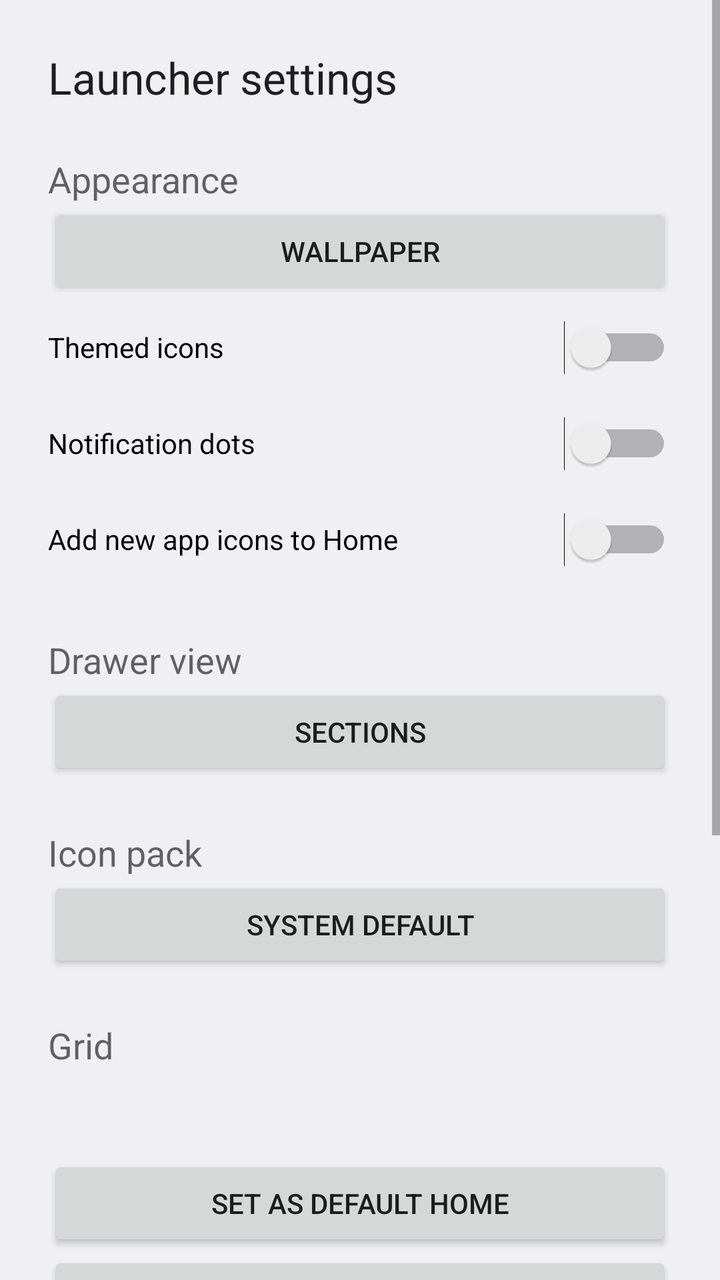
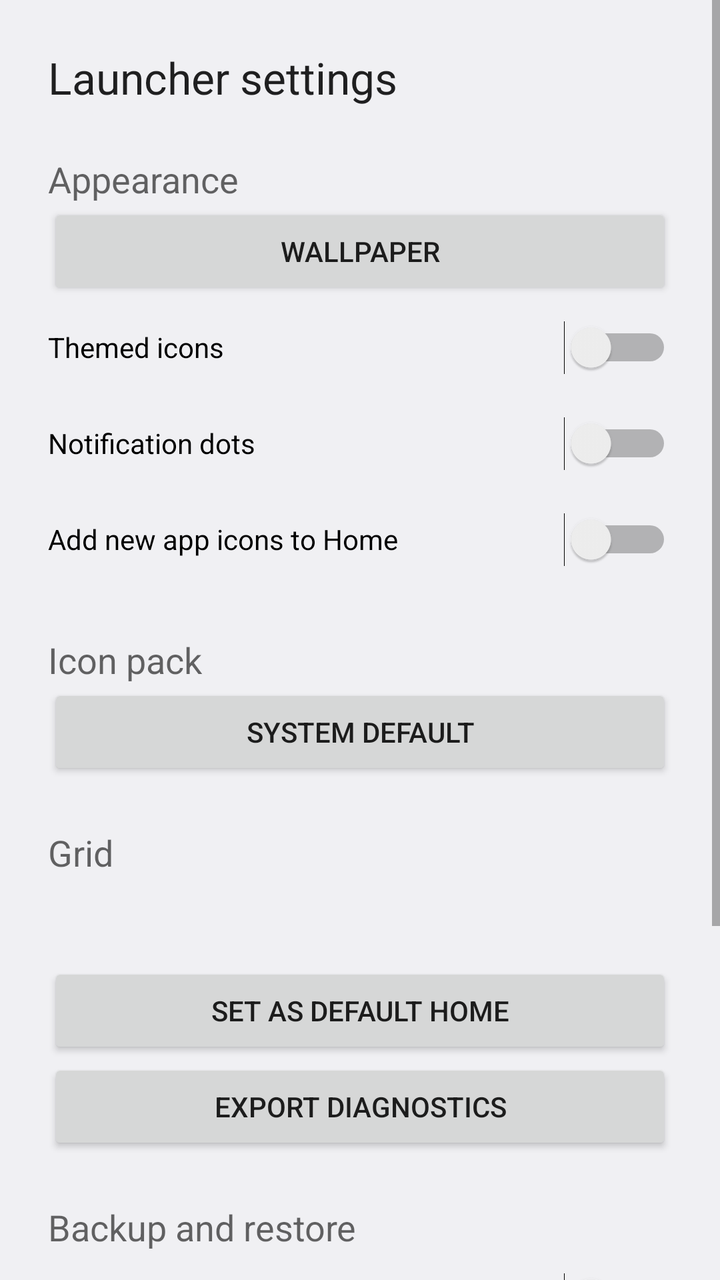

The first picture is an Android layout as it rendered before a commit; the second is the same layout after the commit. The layout source and the unified diff follow.
<!-- AndroidManifest.xml: activity theme Theme.Cenix.Settings -->
<!-- res/layout/activity_launcher_settings.xml -->
<?xml version="1.0" encoding="utf-8"?>
<ScrollView xmlns:android="http://schemas.android.com/apk/res/android"
    android:layout_width="match_parent"
    android:layout_height="match_parent"
    android:fillViewport="true">

    <LinearLayout
        android:layout_width="match_parent"
        android:layout_height="wrap_content"
        android:orientation="vertical"
        android:padding="24dp">

        <TextView
            android:id="@+id/settingsTitle"
            android:layout_width="match_parent"
            android:layout_height="wrap_content"
            android:accessibilityHeading="true"
            android:text="@string/launcher_settings"
            android:textAppearance="?android:attr/textAppearanceLarge" />

        <TextView
            android:layout_width="match_parent"
            android:layout_height="wrap_content"
            android:layout_marginTop="24dp"
            android:accessibilityHeading="true"
            android:text="@string/appearance"
            android:textAppearance="?android:attr/textAppearanceMedium" />

        <Button
            android:id="@+id/wallpaper"
            android:layout_width="match_parent"
            android:layout_height="48dp"
            android:text="@string/wallpaper" />

        <Switch
            android:id="@+id/themedIcons"
            android:layout_width="match_parent"
            android:layout_height="48dp"
            android:text="@string/themed_icons" />

        <Switch
            android:id="@+id/notificationDots"
            android:layout_width="match_parent"
            android:layout_height="48dp"
            android:text="@string/notification_dots" />

        <Switch
            android:id="@+id/autoAddApps"
            android:layout_width="match_parent"
            android:layout_height="48dp"
            android:text="@string/auto_add_apps" />

        <TextView
            android:layout_width="match_parent"
            android:layout_height="wrap_content"
            android:layout_marginTop="24dp"
            android:accessibilityHeading="true"
            android:text="@string/drawer_mode"
            android:textAppearance="?android:attr/textAppearanceMedium" />

        <Button
            android:id="@+id/drawerModeToggle"
            android:layout_width="match_parent"
            android:layout_height="48dp"
            android:text="@string/drawer_sections" />

        <TextView
            android:layout_width="match_parent"
            android:layout_height="wrap_content"
            android:layout_marginTop="24dp"
            android:accessibilityHeading="true"
            android:text="@string/icon_pack"
            android:textAppearance="?android:attr/textAppearanceMedium" />

        <Button
            android:id="@+id/iconPack"
            android:layout_width="match_parent"
            android:layout_height="48dp"
            android:text="@string/icon_pack_system" />

        <TextView
            android:layout_width="match_parent"
            android:layout_height="wrap_content"
            android:layout_marginTop="24dp"
            android:accessibilityHeading="true"
            android:text="@string/grid"
            android:textAppearance="?android:attr/textAppearanceMedium" />

        <RadioGroup
            android:id="@+id/gridOptions"
            android:layout_width="match_parent"
            android:layout_height="wrap_content"
            android:orientation="vertical" />

        <ProgressBar
            android:id="@+id/gridProgress"
            style="?android:attr/progressBarStyleHorizontal"
            android:layout_width="match_parent"
            android:layout_height="wrap_content"
            android:layout_marginTop="8dp"
            android:indeterminate="true"
            android:visibility="gone" />

        <TextView
            android:id="@+id/gridStatus"
            android:layout_width="match_parent"
            android:layout_height="wrap_content"
            android:accessibilityLiveRegion="polite" />

        <Button
            android:id="@+id/selectHomeRole"
            android:layout_width="match_parent"
            android:layout_height="48dp"
            android:layout_marginTop="24dp"
            android:text="@string/set_default_home" />

        <Button
            android:id="@+id/exportDiagnostics"
            android:layout_width="match_parent"
            android:layout_height="48dp"
            android:text="@string/export_diagnostics" />

        <TextView
            android:layout_width="match_parent"
            android:layout_height="wrap_content"
            android:layout_marginTop="24dp"
            android:accessibilityHeading="true"
            android:text="@string/backup_restore"
            android:textAppearance="?android:attr/textAppearanceMedium" />

        <Switch
            android:id="@+id/includeWorkBackup"
            android:layout_width="match_parent"
            android:layout_height="48dp"
            android:text="@string/backup_include_work" />

        <Button
            android:id="@+id/exportBackup"
            android:layout_width="match_parent"
            android:layout_height="48dp"
            android:text="@string/backup_export" />

        <Button
            android:id="@+id/importBackup"
            android:layout_width="match_parent"
            android:layout_height="48dp"
            android:text="@string/backup_import" />

        <Button
            android:id="@+id/resetLauncher"
            android:layout_width="match_parent"
            android:layout_height="48dp"
            android:text="@string/reset_state" />

        <TextView
            android:id="@+id/buildIdentity"
            android:layout_width="match_parent"
            android:layout_height="wrap_content"
            android:layout_marginTop="24dp"
            android:textIsSelectable="true" />
    </LinearLayout>
</ScrollView>
<!-- resources referenced by this layout -->
<resources>
  <string name="appearance">Appearance</string>
  <string name="auto_add_apps">Add new app icons to Home</string>
  <string name="backup_export">Export launcher backup</string>
  <string name="backup_import">Import launcher backup</string>
  <string name="backup_include_work">Include work profile in export</string>
  <string name="backup_restore">Backup and restore</string>
  <string name="drawer_mode">Drawer view</string>
  <string name="drawer_sections">Sections</string>
  <string name="export_diagnostics">Export diagnostics</string>
  <string name="grid">Grid</string>
  <string name="icon_pack">Icon pack</string>
  <string name="icon_pack_system">System default</string>
  <string name="launcher_settings">Launcher settings</string>
  <string name="notification_dots">Notification dots</string>
  <string name="reset_state">Reset local state</string>
  <string name="set_default_home">Set as default HOME</string>
  <string name="themed_icons">Themed icons</string>
  <string name="wallpaper">Wallpaper</string>
  <style name="Theme.Cenix.Settings" parent="Theme.AppCompat.DayNight.NoActionBar">
          <item name="android:windowBackground">@color/launcher_surface</item>
          <item name="android:windowShowWallpaper">false</item>
          <item name="android:colorBackground">@color/launcher_surface</item>
          <item name="colorAccent">@color/launcher_accent</item>
      </style>
  <color name="launcher_surface">#FFF8F8F8</color>
  <color name="launcher_accent">#FF6750A4</color>
</resources>

<!-- the commit's change to res/layout/activity_launcher_settings.xml (unified diff, before → after) -->
@@ -49,20 +49,6 @@
             android:layout_width="match_parent"
             android:layout_height="48dp"
             android:text="@string/auto_add_apps" />
-
-        <TextView
-            android:layout_width="match_parent"
-            android:layout_height="wrap_content"
-            android:layout_marginTop="24dp"
-            android:accessibilityHeading="true"
-            android:text="@string/drawer_mode"
-            android:textAppearance="?android:attr/textAppearanceMedium" />
-
-        <Button
-            android:id="@+id/drawerModeToggle"
-            android:layout_width="match_parent"
-            android:layout_height="48dp"
-            android:text="@string/drawer_sections" />
 
         <TextView
             android:layout_width="match_parent"
<!-- resource entries referenced after the edit -->
@@ -6,8 +6,6 @@
   <string name="backup_import">Import launcher backup</string>
   <string name="backup_include_work">Include work profile in export</string>
   <string name="backup_restore">Backup and restore</string>
-  <string name="drawer_mode">Drawer view</string>
-  <string name="drawer_sections">Sections</string>
   <string name="export_diagnostics">Export diagnostics</string>
   <string name="grid">Grid</string>
   <string name="icon_pack">Icon pack</string>
